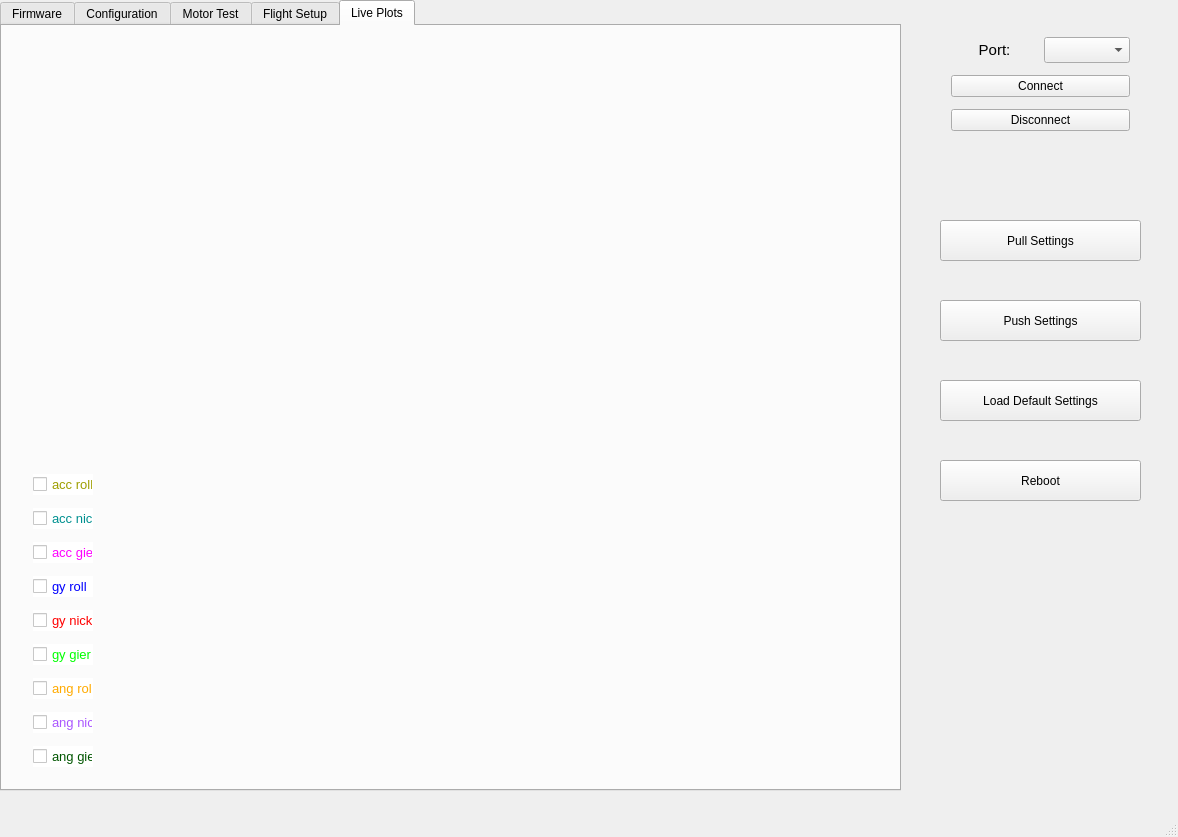
Old version of the form mainwindow.ui in the repository nichtgedacht/configurator101.
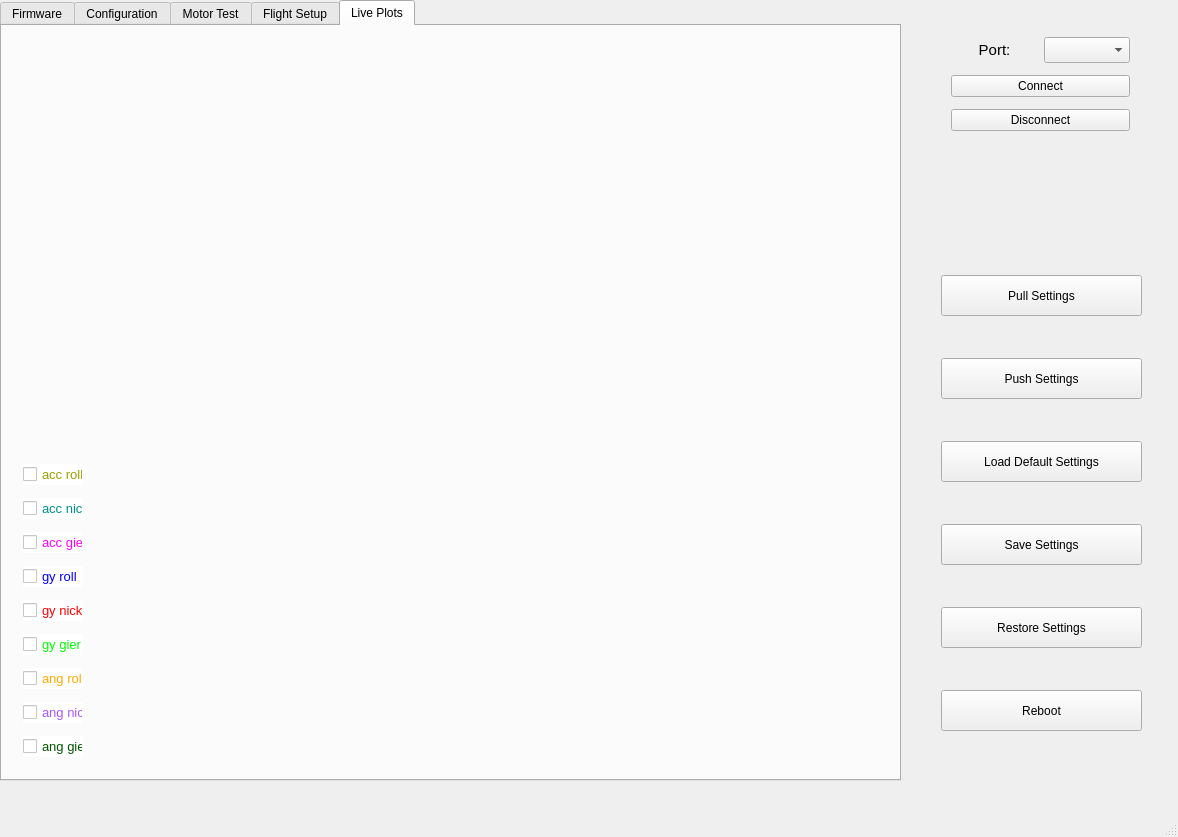
New version of the form. The open tabs and pages were chosen to show the change. Custom widgets are drawn as their Qt base class.

Commit message: added save and restore of settings

What changed in the file:
```diff
--- a/mainwindow.ui
+++ b/mainwindow.ui
@@ -29,7 +29,7 @@
       <x>0</x>
       <y>0</y>
       <width>901</width>
-      <height>791</height>
+      <height>781</height>
      </rect>
     </property>
     <property name="styleSheet">
@@ -2286,17 +2286,17 @@
       <property name="geometry">
        <rect>
         <x>110</x>
-        <y>430</y>
+        <y>420</y>
         <width>781</width>
         <height>331</height>
        </rect>
       </property>
      </widget>
-     <widget class="QWidget" name="">
+     <widget class="QWidget" name="layoutWidget">
       <property name="geometry">
        <rect>
-        <x>20</x>
-        <y>430</y>
+        <x>10</x>
+        <y>420</y>
         <width>82</width>
         <height>331</height>
        </rect>
@@ -2532,8 +2532,8 @@
    <widget class="QPushButton" name="pull_settings_pushButton">
     <property name="geometry">
      <rect>
-      <x>940</x>
-      <y>220</y>
+      <x>941</x>
+      <y>275</y>
       <width>201</width>
       <height>41</height>
      </rect>
@@ -2545,8 +2545,8 @@
    <widget class="QPushButton" name="push_settings_pushButton">
     <property name="geometry">
      <rect>
-      <x>940</x>
-      <y>300</y>
+      <x>941</x>
+      <y>358</y>
       <width>201</width>
       <height>41</height>
      </rect>
@@ -2558,8 +2558,8 @@
    <widget class="QPushButton" name="reboot_pushButton">
     <property name="geometry">
      <rect>
-      <x>940</x>
-      <y>460</y>
+      <x>941</x>
+      <y>690</y>
       <width>201</width>
       <height>41</height>
      </rect>
@@ -2571,8 +2571,8 @@
    <widget class="QPushButton" name="default_settings_pushButton">
     <property name="geometry">
      <rect>
-      <x>940</x>
-      <y>380</y>
+      <x>941</x>
+      <y>441</y>
       <width>201</width>
       <height>41</height>
      </rect>
@@ -2581,6 +2581,32 @@
      <string>Load Default Settings</string>
     </property>
    </widget>
+   <widget class="QPushButton" name="save_settings_pushButton">
+    <property name="geometry">
+     <rect>
+      <x>941</x>
+      <y>524</y>
+      <width>201</width>
+      <height>41</height>
+     </rect>
+    </property>
+    <property name="text">
+     <string>Save Settings</string>
+    </property>
+   </widget>
+   <widget class="QPushButton" name="restore_settings_pushButton">
+    <property name="geometry">
+     <rect>
+      <x>941</x>
+      <y>607</y>
+      <width>201</width>
+      <height>41</height>
+     </rect>
+    </property>
+    <property name="text">
+     <string>Restore Settings</string>
+    </property>
+   </widget>
   </widget>
   <widget class="QMenuBar" name="menuBar">
    <property name="geometry">
```
Left out of the diff: 14 changed lines with no effect on the pictures. The commit also changes 2 other files.
